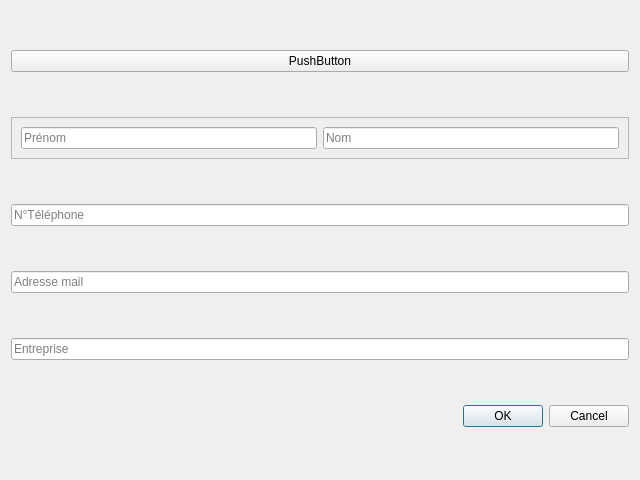
Yaon-C2H8N2/Projet-CDAA, file src/GUI/ContactModifier/ContactModifier.ui: the form before one commit.
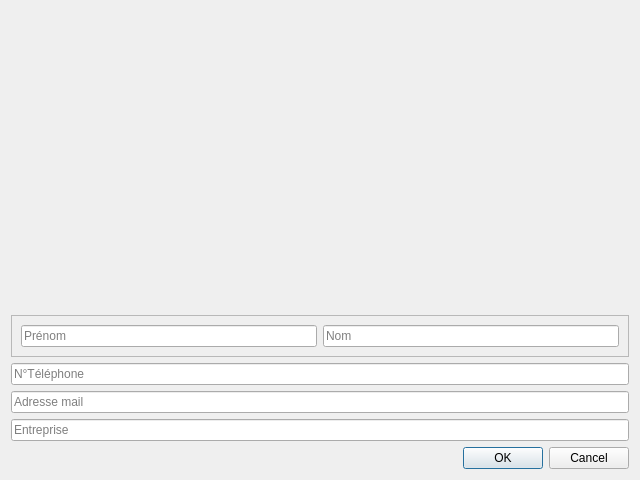
The form after the commit.

Commit message: Redesign interface pour afficher photo profil

The edit to the form file:
```diff
--- a/src/GUI/ContactModifier/ContactModifier.ui
+++ b/src/GUI/ContactModifier/ContactModifier.ui
@@ -15,10 +15,37 @@
   </property>
   <layout class="QVBoxLayout" name="verticalLayout">
    <item>
-    <widget class="QPushButton" name="photoPathEdit">
-     <property name="text">
-      <string>PushButton</string>
+    <widget class="QFrame" name="frame_2">
+     <property name="frameShape">
+      <enum>QFrame::NoFrame</enum>
      </property>
+     <property name="frameShadow">
+      <enum>QFrame::Plain</enum>
+     </property>
+     <layout class="QHBoxLayout" name="horizontalLayout_2">
+      <item>
+       <widget class="QPushButton" name="photoPathEdit">
+        <property name="sizePolicy">
+         <sizepolicy hsizetype="Minimum" vsizetype="Minimum">
+          <horstretch>0</horstretch>
+          <verstretch>0</verstretch>
+         </sizepolicy>
+        </property>
+        <property name="maximumSize">
+         <size>
+          <width>150</width>
+          <height>150</height>
+         </size>
+        </property>
+        <property name="text">
+         <string/>
+        </property>
+        <property name="flat">
+         <bool>true</bool>
+        </property>
+       </widget>
+      </item>
+     </layout>
     </widget>
    </item>
    <item>
```
The commit also changes 14 other files.
